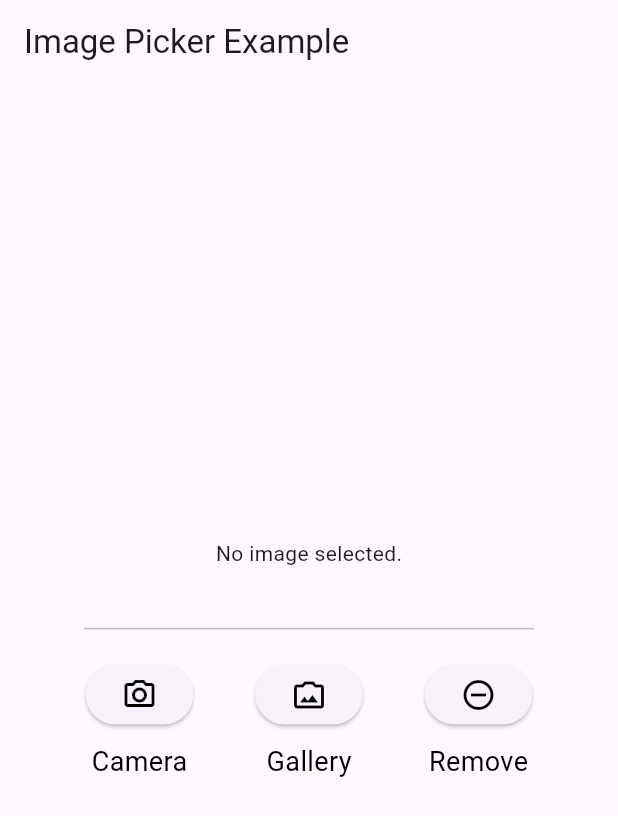
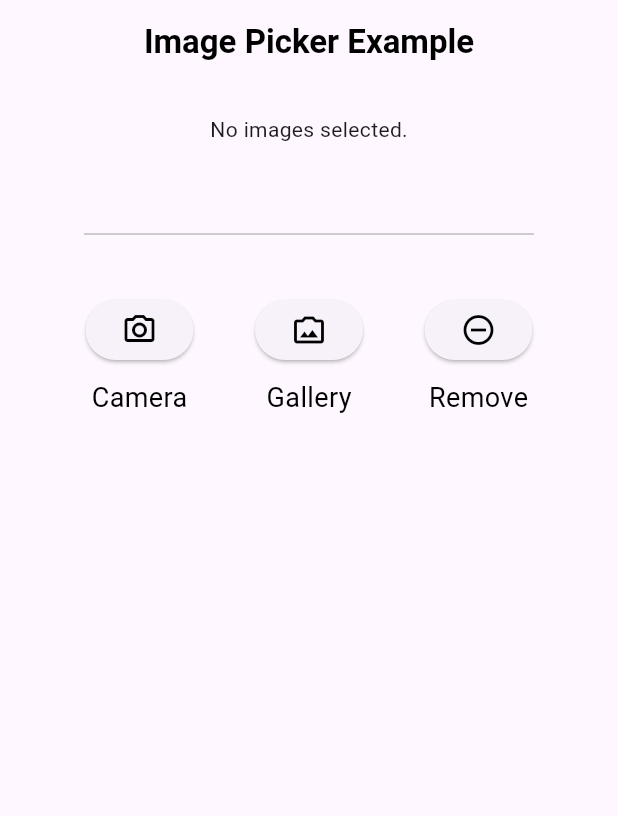
Before and after one commit to 3arfa11/picking_images_app, a Flutter app: the screen it shows after launch, after a tap on the "camera alt" icon, on a phone screen of 412 x 824 dp. Shown: the top 816 px of the screen. Run offline on Flutter 3.47's test engine with Material 3 defaults, Android fonts, the phone set to English and light mode, and no system bars; our stand-ins replace bloc, flutter_bloc, image_picker.

Commit message:
can add multiple images and preview each image

```diff
--- a/lib/home_view.dart
+++ b/lib/home_view.dart
@@ -3,6 +3,7 @@ import 'package:flutter_bloc/flutter_bloc.dart';
 import 'package:image_picker/image_picker.dart';
 
 import 'image_picking_cubit.dart';
+import 'image_preview_page.dart';
 
 class HomeView extends StatelessWidget {
   const HomeView({super.key});
@@ -12,25 +13,90 @@ class HomeView extends StatelessWidget {
     final cubit = BlocProvider.of<ImagePickingCubit>(context);
 
     return Scaffold(
-      appBar: AppBar(title: const Text('Image Picker Example')),
+      appBar: AppBar(
+        title: const Text(
+          'Image Picker Example',
+          style: TextStyle(
+            color: Colors.black,
+            fontWeight: FontWeight.bold,
+            fontSize: 22,
+          ),
+        ),
+        centerTitle: true,
+      ),
       body: Center(
         child: Padding(
           padding: const EdgeInsets.symmetric(horizontal: 16.0),
           child: Column(
-            mainAxisAlignment: MainAxisAlignment.center,
+            mainAxisAlignment: MainAxisAlignment.start,
             children: <Widget>[
               BlocBuilder<ImagePickingCubit, ImagePickingState>(
                 builder: (context, state) {
-                  if (cubit.imageFile != null) {
-                    return Image.file(cubit.imageFile!);
-                  } else {
-                    return const Text('No image selected.');
+                  if (cubit.imageFiles.isEmpty) {
+                    return const Padding(
+                      padding: EdgeInsets.all(20),
+                      child: Text('No images selected.'),
+                    );
                   }
+                  return SizedBox(
+                    height: MediaQuery.sizeOf(context).height / 1.45,
+                    child: ListView.builder(
+                      scrollDirection: Axis.vertical,
+                      itemCount: cubit.imageFiles.length,
+                      itemBuilder: (context, index) {
+                        final file = cubit.imageFiles[index];
+                        return Stack(
+                          children: [
+                            GestureDetector(
+                              onTap: () {
+                                Navigator.push(
+                                  context,
+                                  MaterialPageRoute(
+                                    builder: (_) =>
+                                        ImagePreviewPage(imageFile: file),
+                                  ),
+                                );
+                              },
+                              child: Container(
+                                margin: const EdgeInsets.symmetric(
+                                  vertical: 8.0,
+                                  horizontal: 4.0,
+                                ),
+                                child: ClipRRect(
+                                  borderRadius: BorderRadius.circular(8.0),
+
+                                  child: FittedBox(
+                                    child: Image.file(file, fit: BoxFit.none),
+                                  ),
+                                ),
+                              ),
+                            ),
+                            Positioned(
+                              top: 4,
+                              right: 4,
+                              child: InkWell(
+                                onTap: () => cubit.removeImageAt(index),
+                                child: const CircleAvatar(
+                                  radius: 12,
+                                  backgroundColor: Colors.red,
+                                  child: Icon(
+                                    Icons.close,
+                                    size: 14,
+                                    color: Colors.white,
+                                  ),
+                                ),
+                              ),
+                            ),
+                          ],
+                        );
+                      },
+                    ),
+                  );
                 },
               ),
-              const SizedBox(height: 20),
+
               Divider(
-                height: 40,
+                height: 80,
                 color: Colors.grey[400],
                 thickness: 1,
                 indent: 40,
@@ -88,7 +154,7 @@ class HomeView extends StatelessWidget {
                         onPressed: () {
                           BlocProvider.of<ImagePickingCubit>(
                             context,
-                          ).removeImage();
+                          ).clearAllImages();
                         },
                         child: const Icon(
                           Icons.remove_circle_outline,
--- a/lib/image_picking_cubit.dart
+++ b/lib/image_picking_cubit.dart
@@ -1,5 +1,4 @@
 import 'dart:io';
-
 import 'package:bloc/bloc.dart';
 import 'package:image_picker/image_picker.dart';
 import 'package:meta/meta.dart';
@@ -8,19 +7,31 @@ part 'image_picking_state.dart';
 
 class ImagePickingCubit extends Cubit<ImagePickingState> {
   ImagePickingCubit() : super(ImagePickingInitial());
-  File? imageFile;
-  final picker = ImagePicker();
 
+  final ImagePicker picker = ImagePicker();
+  final List<File> imageFiles = [];
+
+  /// Pick one image from camera or gallery and add to list
   Future<void> acceptImage(ImageSource source) async {
     final pickedFile = await picker.pickImage(source: source);
     if (pickedFile != null) {
-      imageFile = File(pickedFile.path);
-      emit(ImagePicked(pickedFile.path));
+      final newImage = File(pickedFile.path);
+      imageFiles.add(newImage);
+      emit(ImagesUpdated(List<File>.from(imageFiles))); // emit copy of list
     }
   }
 
-  removeImage() {
-    imageFile = null;
-    emit(ImageRemoved());
+  /// Remove specific image by index
+  void removeImageAt(int index) {
+    if (index >= 0 && index < imageFiles.length) {
+      imageFiles.removeAt(index);
+      emit(ImagesUpdated(List<File>.from(imageFiles)));
+    }
+  }
+
+  /// Clear all images
+  void clearAllImages() {
+    imageFiles.clear();
+    emit(ImagesUpdated(List<File>.from(imageFiles)));
   }
 }
--- a/lib/image_picking_state.dart
+++ b/lib/image_picking_state.dart
@@ -11,4 +11,9 @@ final class ImagePicked extends ImagePickingState {
   ImagePicked(this.imagePath);
 }
 
+class ImagesUpdated extends ImagePickingState {
+  final List<File> images;
+  ImagesUpdated(this.images);
+}
+
 final class ImageRemoved extends ImagePickingState {}
--- a/lib/main.dart
+++ b/lib/main.dart
@@ -15,7 +15,11 @@ class MyApp extends StatelessWidget {
   Widget build(BuildContext context) {
     return BlocProvider(
       create: (context) => ImagePickingCubit(),
-      child: MaterialApp(title: 'Image Picker', home: HomeView()),
+      child: const MaterialApp(
+        title: 'Image Picker',
+        home: HomeView(),
+        debugShowCheckedModeBanner: false,
+      ),
     );
   }
 }
```
Also changed, not shown: lib/image_preview_page.dart (added, +30 -0 lines).
